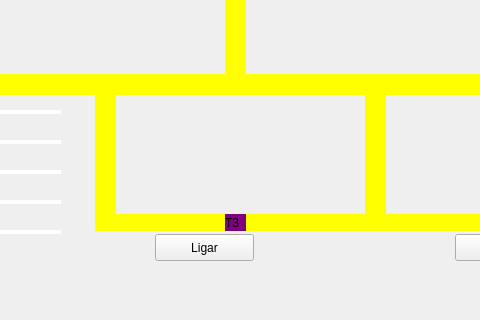
Before: the Qt Designer form mainwindow.ui in maxwillf/O.S-Trains, drawn with Qt 5; both pictures show x 105 to 585 and y 93 to 413 of the 930 by 413 pixel window.
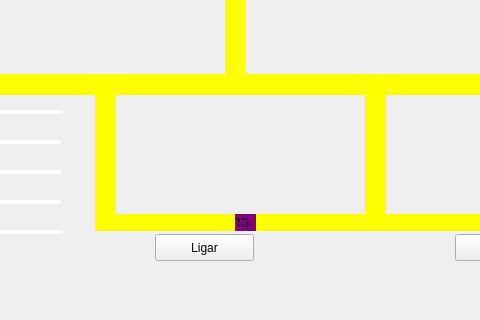
After: the same form once the commit is applied.

Commit message: trem quatro está se movendo

```diff
--- a/mainwindow.ui
+++ b/mainwindow.ui
@@ -1278,7 +1278,7 @@
    <widget class="QLabel" name="label_trem3">
     <property name="geometry">
      <rect>
-      <x>330</x>
+      <x>340</x>
       <y>290</y>
       <width>21</width>
       <height>17</height>
@@ -1422,6 +1422,15 @@
          </color>
         </brush>
        </colorrole>
+       <colorrole role="PlaceholderText">
+        <brush brushstyle="NoBrush">
+         <color alpha="128">
+          <red>0</red>
+          <green>0</green>
+          <blue>0</blue>
+         </color>
+        </brush>
+       </colorrole>
       </active>
       <inactive>
        <colorrole role="WindowText">
@@ -1559,6 +1568,15 @@
          </color>
         </brush>
        </colorrole>
+       <colorrole role="PlaceholderText">
+        <brush brushstyle="NoBrush">
+         <color alpha="128">
+          <red>0</red>
+          <green>0</green>
+          <blue>0</blue>
+         </color>
+        </brush>
+       </colorrole>
       </inactive>
       <disabled>
        <colorrole role="WindowText">
@@ -1696,6 +1714,15 @@
          </color>
         </brush>
        </colorrole>
+       <colorrole role="PlaceholderText">
+        <brush brushstyle="NoBrush">
+         <color alpha="128">
+          <red>0</red>
+          <green>0</green>
+          <blue>0</blue>
+         </color>
+        </brush>
+       </colorrole>
       </disabled>
      </palette>
     </property>
```
Left out of the diff: 108 changed lines with no effect on the pictures. The commit also changes 2 other files.
